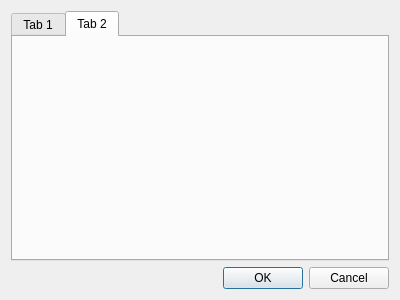
First picture: the form in HsmMan/settings_dlg.ui, repository jykim74/CryptokiMan, before the edit.
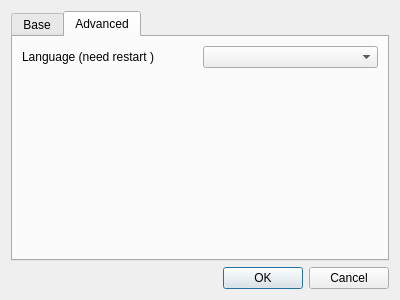
Second picture: the form after the edit. The open tabs and pages were chosen to show the change.

```diff
--- a/HsmMan/settings_dlg.ui
+++ b/HsmMan/settings_dlg.ui
@@ -18,13 +18,38 @@
     <widget class="QTabWidget" name="tabWidget">
      <widget class="QWidget" name="tab">
       <attribute name="title">
-       <string>Tab 1</string>
+       <string>Base</string>
       </attribute>
      </widget>
      <widget class="QWidget" name="tab_2">
       <attribute name="title">
-       <string>Tab 2</string>
+       <string>Advanced</string>
       </attribute>
+      <layout class="QGridLayout" name="gridLayout">
+       <item row="0" column="0">
+        <widget class="QLabel" name="label">
+         <property name="text">
+          <string>Language (need restart )</string>
+         </property>
+        </widget>
+       </item>
+       <item row="0" column="1">
+        <widget class="QComboBox" name="mLangCombo"/>
+       </item>
+       <item row="1" column="0">
+        <spacer name="verticalSpacer_2">
+         <property name="orientation">
+          <enum>Qt::Vertical</enum>
+         </property>
+         <property name="sizeHint" stdset="0">
+          <size>
+           <width>20</width>
+           <height>40</height>
+          </size>
+         </property>
+        </spacer>
+       </item>
+      </layout>
      </widget>
     </widget>
    </item>
```
Left out of the diff: 25 changed lines with no effect on the pictures.
